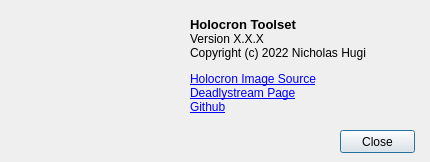
Qt form Tools/HolocronToolset/src/ui/dialogs/about.ui (NickHugi/PyKotor) before a commit.
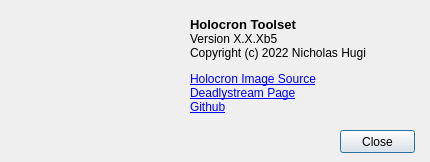
The same form after that commit. Icons and pictures are not drawn.

The edit to the form file:
```diff
--- a/Tools/HolocronToolset/src/ui/dialogs/about.ui
+++ b/Tools/HolocronToolset/src/ui/dialogs/about.ui
@@ -55,7 +55,7 @@
     </rect>
    </property>
    <property name="text">
-    <string>&lt;html&gt;&lt;head/&gt;&lt;body&gt;&lt;p&gt;&lt;span style=&quot; font-size:10pt; font-weight:600;&quot;&gt;Holocron Toolset&lt;/span&gt;&lt;br/&gt;Version X.X.X&lt;br/&gt;Copyright (c) 2022 Nicholas Hugi&lt;/p&gt;&lt;p&gt;&lt;a href=&quot;https://sketchfab.com/3d-models/sith-holocron-star-wars-cb3d49a6261a4913817e8e00d6ab6e43&quot;&gt;&lt;span style=&quot; text-decoration: underline; color:#0000ff;&quot;&gt;Holocron Image Source&lt;br/&gt;&lt;/span&gt;&lt;/a&gt;&lt;a href=&quot;https://deadlystream.com/profile/49753-cortisol/&quot;&gt;&lt;span style=&quot; text-decoration: underline; color:#0000ff;&quot;&gt;Deadlystream Page&lt;br/&gt;&lt;/span&gt;&lt;/a&gt;&lt;a href=&quot;https://github.com/NickHugi/HolocronToolset&quot;&gt;&lt;span style=&quot; text-decoration: underline; color:#0000ff;&quot;&gt;Github&lt;/span&gt;&lt;/a&gt;&lt;/p&gt;&lt;/body&gt;&lt;/html&gt;</string>
+    <string>&lt;html&gt;&lt;head/&gt;&lt;body&gt;&lt;p&gt;&lt;span style=&quot; font-size:10pt; font-weight:600;&quot;&gt;Holocron Toolset&lt;/span&gt;&lt;br/&gt;Version X.X.Xb5&lt;br/&gt;Copyright (c) 2022 Nicholas Hugi&lt;/p&gt;&lt;p&gt;&lt;a href=&quot;https://sketchfab.com/3d-models/sith-holocron-star-wars-cb3d49a6261a4913817e8e00d6ab6e43&quot;&gt;&lt;span style=&quot; text-decoration: underline; color:#0000ff;&quot;&gt;Holocron Image Source&lt;br/&gt;&lt;/span&gt;&lt;/a&gt;&lt;a href=&quot;https://deadlystream.com/profile/49753-cortisol/&quot;&gt;&lt;span style=&quot; text-decoration: underline; color:#0000ff;&quot;&gt;Deadlystream Page&lt;br/&gt;&lt;/span&gt;&lt;/a&gt;&lt;a href=&quot;https://github.com/NickHugi/PyKotor&quot;&gt;&lt;span style=&quot; text-decoration: underline; color:#0000ff;&quot;&gt;Github&lt;/span&gt;&lt;/a&gt;&lt;/p&gt;&lt;/body&gt;&lt;/html&gt;</string>
    </property>
    <property name="openExternalLinks">
     <bool>true</bool>
```
